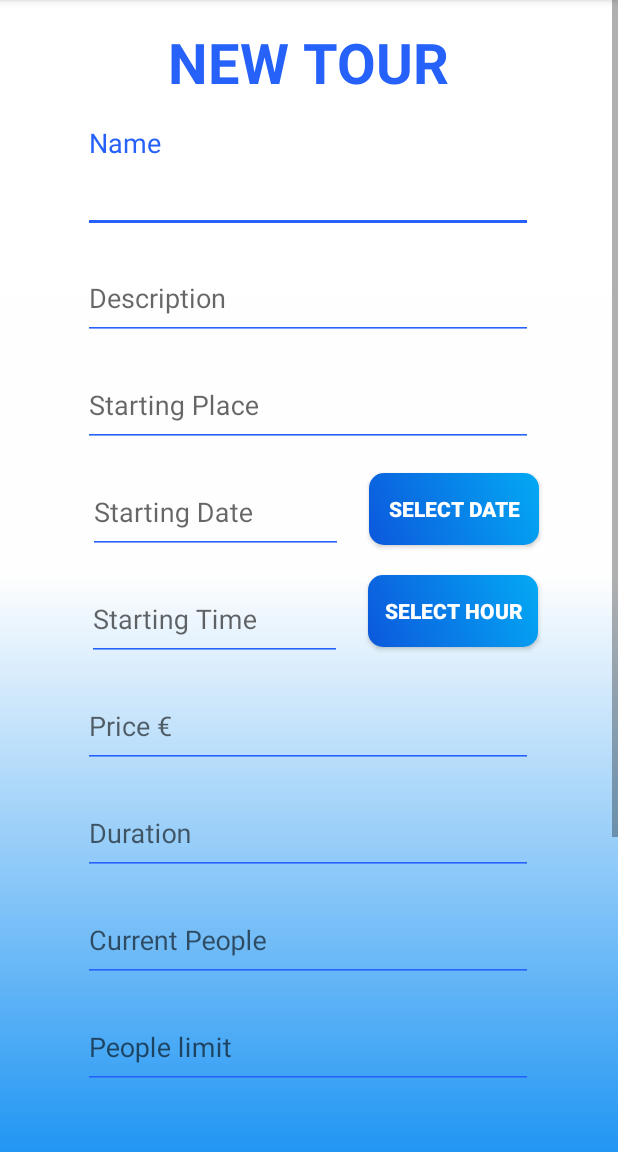
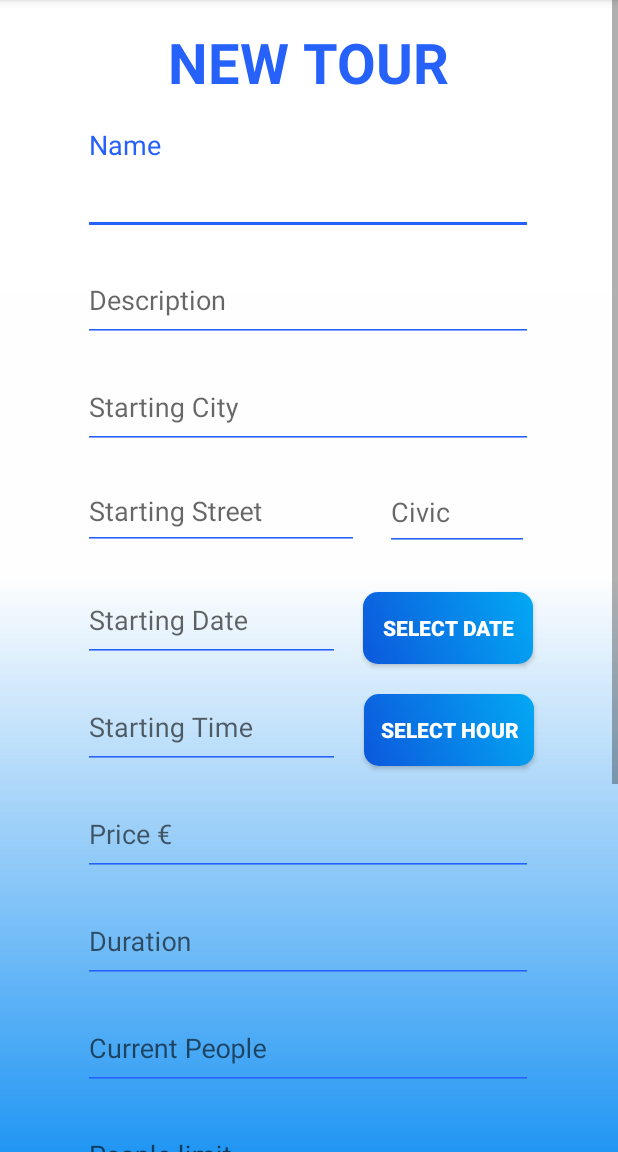
Before and after one commit to Canti17/WeWanTour-Project, an Android app: the add_tour screen opened directly, with no data from a screen before it, on a phone screen of 412 x 824 dp, the part 84-1236 px from its top. Run offline under Robolectric (Android 15) with nearby library versions, the phone set to English and light mode, and no system bars; our stand-ins replace Firebase (no records; nobody signed in at launch, a user with empty details on screens opened directly).

Commit message:
Add fields
Add tour form finished

```diff
--- a/WeWanTour/app/src/main/AndroidManifest.xml
+++ b/WeWanTour/app/src/main/AndroidManifest.xml
@@ -1,7 +1,7 @@
 <?xml version="1.0" encoding="utf-8"?>
 <manifest xmlns:android="http://schemas.android.com/apk/res/android"
     xmlns:tools="http://schemas.android.com/tools"
-    package="com.example.wewantour9" >
+    package="com.example.wewantour9">
 
     <application
         android:allowBackup="true"
@@ -11,12 +11,12 @@
         android:supportsRtl="true"
         android:theme="@style/AppTheme"
         tools:ignore="GoogleAppIndexingWarning"
-        tools:replace="android:label" >
+        tools:replace="android:label">
         <activity android:name=".add_services" />
         <activity android:name=".add_tour" />
         <activity android:name=".Activity_Registration_Agency" />
         <activity android:name=".Activity_Registration_User" />
-        <activity android:name=".MainActivity" >
+        <activity android:name=".MainActivity">
             <intent-filter>
                 <action android:name="android.intent.action.MAIN" />
 
--- a/WeWanTour/app/src/main/java/com/example/wewantour9/add_tour.java
+++ b/WeWanTour/app/src/main/java/com/example/wewantour9/add_tour.java
@@ -26,7 +26,7 @@ public class add_tour extends AppCompatActivity {
 
     private Button btn_DatePicker, btn_HourPicker, btn_submit;
     private ImageButton btn_bike, btn_walk;
-    private EditText edtxt_name, edtxt_description, edtxt_startPlace, edtxt_StartDate, edtxt_StartHour, edtxt_price,
+    private EditText edtxt_name, edtxt_description, edtxt_startCity,edtxt_startStreet, edtxt_startCivic, edtxt_StartDate, edtxt_StartHour, edtxt_price,
             edtxt_duration, edtxt_currentPeople, edtxt_peopleLimit;
     private TextView txt_vehicle;
     private int outYear, outMonthOfYear, outDayOfMonth, outMinute, outHourOfDay;
@@ -67,7 +67,9 @@ public class add_tour extends AppCompatActivity {
         btn_walk= findViewById(R.id.btn_AddTransport);
         btn_bike= findViewById(R.id.btn_AddTour);
         edtxt_description = findViewById(R.id.edittxt_description);
-        edtxt_startPlace = findViewById(R.id.edittxt_startplace);
+        edtxt_startCity = findViewById(R.id.edittxt_startcity);
+        edtxt_startStreet = findViewById(R.id.edittxt_startstreet);
+        edtxt_startCivic = findViewById(R.id.edittxt_startcivic);
         edtxt_name = findViewById(R.id.edittxt_name);
         edtxt_StartDate = findViewById(R.id.edittxt_startdate);
         edtxt_StartHour = findViewById(R.id.edittxt_starthour);
@@ -177,8 +179,14 @@ public class add_tour extends AppCompatActivity {
                 if(edtxt_description.getText().toString().equalsIgnoreCase("")) {
                     edtxt_description.setError("please enter Tour description");//it gives user to info message)
                 }
-                if(edtxt_startPlace.getText().toString().equalsIgnoreCase("")) {
-                    edtxt_startPlace.setError("please enter Tour description");//it gives user to info message)
+                if(edtxt_startCity.getText().toString().equalsIgnoreCase("")) {
+                    edtxt_startCity.setError("please enter city");//it gives user to info message)
+                }
+                if(edtxt_startStreet.getText().toString().equalsIgnoreCase("")) {
+                    edtxt_startStreet.setError("please enter street");//it gives user to info message)
+                }
+                if(edtxt_startCivic.getText().toString().equalsIgnoreCase("")) {
+                    edtxt_startCivic.setError("please enter civic");//it gives user to info message)
                 }
                 if(edtxt_StartDate.getText().toString().equalsIgnoreCase("")) {
                     edtxt_StartDate.setError("please enter start date");//it gives user to info message
@@ -207,7 +215,7 @@ public class add_tour extends AppCompatActivity {
                     double doubleDuration = Double.parseDouble(edtxt_duration.getText().toString());
                     String tourName= edtxt_name.getText().toString();
                     String tourDescription= edtxt_description.getText().toString();
-                    String startPlace= edtxt_startPlace.getText().toString();
+                    String startPlace= edtxt_startCity.getText().toString()+","+edtxt_startStreet.getText().toString()+","+edtxt_startCivic.getText().toString();
                     int currentPeople= Integer.parseInt(edtxt_currentPeople.getText().toString());
                     int peopleLimit= Integer.parseInt(edtxt_peopleLimit.getText().toString());
                     String vehicle="";
--- a/WeWanTour/app/src/main/res/layout/activity_add_tour.xml
+++ b/WeWanTour/app/src/main/res/layout/activity_add_tour.xml
@@ -80,7 +80,7 @@
 
 
     <com.google.android.material.textfield.TextInputLayout
-        android:id="@+id/text_input_startplace"
+        android:id="@+id/text_input_startcity"
         style="@style/TextInputLayout"
         app:boxStrokeColor="#2661FA"
         app:errorEnabled="true"
@@ -93,18 +93,48 @@
         app:theme="@style/InputTextAppTheme">
 
         <com.google.android.material.textfield.TextInputEditText
-            android:id="@+id/edittxt_startplace"
+            android:id="@+id/edittxt_startcity"
             style="@style/TextInputEditText"
-            android:hint="Starting Place"
+            android:hint="Starting City"
             android:inputType="text"
             android:textColorLink="#2661FA"
             app:layout_constraintBottom_toBottomOf="parent"
-            app:layout_constraintEnd_toEndOf="@+id/text_input_startplace"
-            app:layout_constraintStart_toStartOf="@+id/text_input_startplace"
-            app:layout_constraintTop_toTopOf="@+id/text_input_startplace" />
+            app:layout_constraintEnd_toEndOf="@+id/text_input_startcity"
+            app:layout_constraintStart_toStartOf="@+id/text_input_startcity"
+            app:layout_constraintTop_toTopOf="@+id/text_input_startcity" />
 
     </com.google.android.material.textfield.TextInputLayout>
 
+
+    <com.google.android.material.textfield.TextInputLayout
+        android:id="@+id/text_input_startstreet"
+        style="@style/TextInputLayout"
+        android:layout_width="187dp"
+        android:layout_height="70dp"
+        app:boxStrokeColor="#2661FA"
+        app:errorEnabled="true"
+        app:layout_constraintBottom_toBottomOf="parent"
+        app:layout_constraintEnd_toEndOf="parent"
+        app:layout_constraintHorizontal_bias="0.247"
+        app:layout_constraintStart_toStartOf="parent"
+        app:layout_constraintTop_toBottomOf="@+id/text_input_startcity"
+        app:layout_constraintVertical_bias="0.0"
+        app:theme="@style/InputTextAppTheme">
+
+        <com.google.android.material.textfield.TextInputEditText
+            android:id="@+id/edittxt_startstreet"
+            style="@style/TextInputEditText"
+            android:layout_width="184dp"
+            android:layout_height="49dp"
+            android:hint="Starting Street"
+            android:inputType="text"
+            android:textColorLink="#2661FA"
+            app:layout_constraintBottom_toBottomOf="parent"
+            app:layout_constraintEnd_toEndOf="@+id/text_input_startstreet"
+            app:layout_constraintStart_toStartOf="@+id/text_input_startstreet"
+            app:layout_constraintTop_toTopOf="@+id/text_input_startstreet" />
+
+    </com.google.android.material.textfield.TextInputLayout>
 
     <com.google.android.material.textfield.TextInputLayout
         android:id="@+id/text_input_startdate"
@@ -114,38 +144,25 @@
         app:errorEnabled="true"
         app:layout_constraintBottom_toBottomOf="parent"
         app:layout_constraintEnd_toEndOf="parent"
-        app:layout_constraintHorizontal_bias="0.258"
+        app:layout_constraintHorizontal_bias="0.243"
         app:layout_constraintStart_toStartOf="parent"
-        app:layout_constraintTop_toBottomOf="@+id/text_input_startplace"
-        app:layout_constraintVertical_bias="0.0"
+        app:layout_constraintTop_toBottomOf="@+id/text_input_startstreet"
+        app:layout_constraintVertical_bias="0.001"
         app:theme="@style/InputTextAppTheme">
 
         <com.google.android.material.textfield.TextInputEditText
             android:id="@+id/edittxt_startdate"
             style="@style/TextInputEditText"
+            android:layout_width="171dp"
+            android:layout_height="53dp"
             android:clickable="false"
             android:cursorVisible="false"
             android:focusable="false"
             android:focusableInTouchMode="false"
-            android:layout_width="170dp"
-            android:layout_height="53dp"
             android:hint="Starting Date"
             android:inputType="text"
             android:textColorLink="#2661FA" />
     </com.google.android.material.textfield.TextInputLayout>
-
-    <Button
-        android:id="@+id/btn_startdate"
-        style="@style/modifiedDateTimeButton"
-        android:layout_width="113dp"
-        android:layout_height="48dp"
-        android:layout_marginTop="16dp"
-        android:text="SELECT DATE"
-        app:layout_constraintEnd_toEndOf="parent"
-        app:layout_constraintHorizontal_bias="0.066"
-        app:layout_constraintStart_toEndOf="@+id/text_input_startdate"
-        app:layout_constraintTop_toBottomOf="@+id/text_input_startplace" />
-
 
     <com.google.android.material.textfield.TextInputLayout
         android:id="@+id/text_input_starthour"
@@ -154,7 +171,7 @@
         app:boxStrokeColor="#2661FA"
         app:errorEnabled="true"
         app:layout_constraintEnd_toEndOf="parent"
-        app:layout_constraintHorizontal_bias="0.254"
+        app:layout_constraintHorizontal_bias="0.243"
         app:layout_constraintStart_toStartOf="parent"
         app:layout_constraintTop_toBottomOf="@+id/text_input_startdate"
         app:theme="@style/InputTextAppTheme">
@@ -162,16 +179,59 @@
         <com.google.android.material.textfield.TextInputEditText
             android:id="@+id/edittxt_starthour"
             style="@style/TextInputEditText"
+            android:layout_width="171dp"
+            android:layout_height="53dp"
             android:clickable="false"
             android:cursorVisible="false"
             android:focusable="false"
             android:focusableInTouchMode="false"
-            android:layout_width="170dp"
-            android:layout_height="53dp"
             android:hint="Starting Time"
             android:inputType="text"
             android:textColorLink="#2661FA" />
     </com.google.android.material.textfield.TextInputLayout>
+
+    <com.google.android.material.textfield.TextInputLayout
+        android:id="@+id/text_input_startcivic"
+        style="@style/TextInputLayout"
+        android:layout_width="98dp"
+        android:layout_height="71dp"
+        app:boxStrokeColor="#2661FA"
+        app:errorEnabled="true"
+        app:layout_constraintBottom_toBottomOf="parent"
+        app:layout_constraintEnd_toEndOf="parent"
+        app:layout_constraintHorizontal_bias="0.192"
+        app:layout_constraintStart_toEndOf="@+id/text_input_startstreet"
+        app:layout_constraintTop_toBottomOf="@+id/text_input_startcity"
+        app:layout_constraintVertical_bias="0.0"
+        app:theme="@style/InputTextAppTheme">
+
+        <com.google.android.material.textfield.TextInputEditText
+            android:id="@+id/edittxt_startcivic"
+            style="@style/TextInputEditText"
+            android:layout_width="96dp"
+            android:layout_height="50dp"
+            android:hint="Civic"
+            android:inputType="text"
+            android:textColorLink="#2661FA"
+            app:layout_constraintBottom_toBottomOf="parent"
+            app:layout_constraintEnd_toEndOf="@+id/text_input_startcivic"
+            app:layout_constraintStart_toStartOf="@+id/text_input_startcivic"
+            app:layout_constraintTop_toTopOf="@+id/text_input_startcivic" />
+
+    </com.google.android.material.textfield.TextInputLayout>
+
+
+    <Button
+        android:id="@+id/btn_startdate"
+        style="@style/modifiedDateTimeButton"
+        android:layout_width="113dp"
+        android:layout_height="48dp"
+        android:layout_marginTop="24dp"
+        android:text="SELECT DATE"
+        app:layout_constraintEnd_toEndOf="parent"
+        app:layout_constraintHorizontal_bias="0.059"
+        app:layout_constraintStart_toEndOf="@+id/text_input_startdate"
+        app:layout_constraintTop_toBottomOf="@+id/text_input_startstreet" />
 
     <Button
         android:id="@+id/btn_starthour"
```
